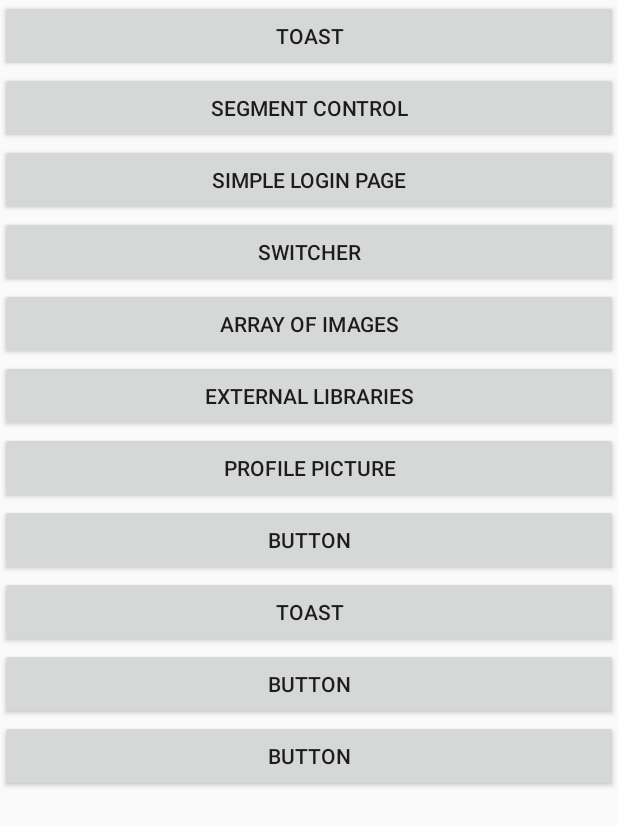
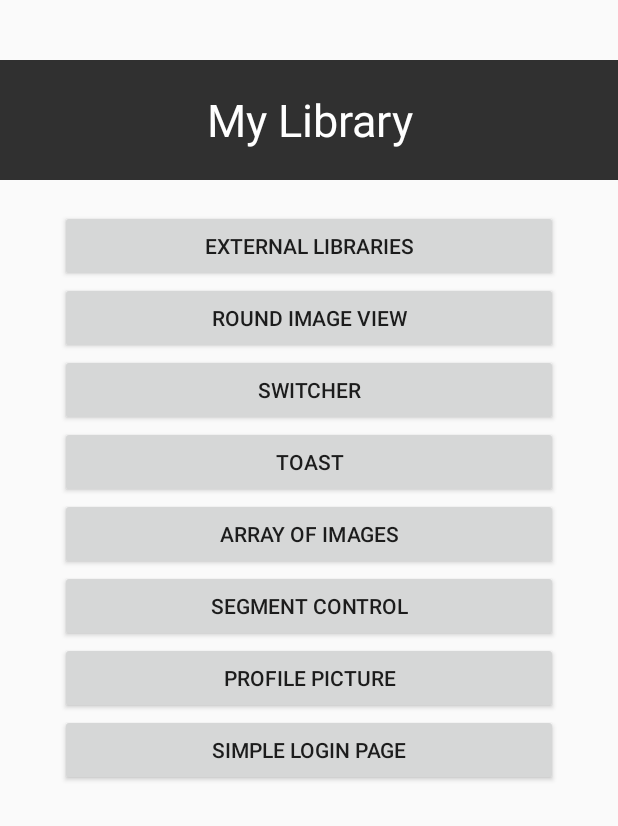
Before and after one commit to HusainSharaf/Sharaf-Android-Library, an Android app: the screen it shows after launch (MainActivity), on a phone screen of 412 x 824 dp. Shown: the top 826 px of the screen. Run offline under Robolectric (Android 15) with nearby library versions, the phone set to English and light mode, and no system bars.

Commit message:
Round Image View

```diff
--- a/HusainSharafLibrary/app/build.gradle
+++ b/HusainSharafLibrary/app/build.gradle
@@ -33,4 +33,7 @@ dependencies {
     // Segment Control
     implementation 'info.hoang8f:android-segmented:1.0.6'
 
+    // Round Image View
+    implementation 'de.hdodenhof:circleimageview:3.1.0'
+
 }
--- a/HusainSharafLibrary/app/src/main/AndroidManifest.xml
+++ b/HusainSharafLibrary/app/src/main/AndroidManifest.xml
@@ -9,6 +9,7 @@
         android:roundIcon="@mipmap/ic_launcher_round"
         android:supportsRtl="true"
         android:theme="@style/AppTheme">
+        <activity android:name=".RoundImageView"></activity>
         <activity android:name=".LoginPage" />
         <activity android:name=".SegmentControl" />
         <activity android:name=".ShowToast" />
--- a/HusainSharafLibrary/app/src/main/java/com/application/husainsharaflibrary/MainActivity.java
+++ b/HusainSharafLibrary/app/src/main/java/com/application/husainsharaflibrary/MainActivity.java
@@ -15,7 +15,7 @@ public class MainActivity extends AppCompatActivity {
         setContentView(R.layout.activity_main);
 
         // this button will move u to the toast page
-        Button showToast = findViewById(R.id.b1);
+        Button showToast = findViewById(R.id.toast);
         showToast.setOnClickListener(new View.OnClickListener() {
             @Override
             public void onClick(View view) {
@@ -43,5 +43,14 @@ public class MainActivity extends AppCompatActivity {
             }
         });
 
+        Button roundImageView = findViewById(R.id.roundImageView);
+        roundImageView.setOnClickListener(new View.OnClickListener() {
+            @Override
+            public void onClick(View view) {
+                Intent i = new Intent(MainActivity.this, RoundImageView.class);
+                startActivity(i);
+            }
+        });
+
     }
 }
--- a/HusainSharafLibrary/app/src/main/res/layout/activity_main.xml
+++ b/HusainSharafLibrary/app/src/main/res/layout/activity_main.xml
@@ -19,11 +19,54 @@
             android:layout_height="match_parent"
             android:orientation="vertical">
 
+            <TextView
+                android:id="@+id/header"
+                android:layout_width="match_parent"
+                android:layout_height="80dp"
+                android:layout_marginTop="40dp"
+                android:layout_marginBottom="20dp"
+                android:background="#303030"
+                android:gravity="center"
+                android:text="My Library"
+                android:textColor="#FFFFFF"
+                android:textSize="30sp" />
+
+            <LinearLayout
+                android:layout_width="match_parent"
+                android:layout_height="match_parent"
+                android:layout_marginLeft="40dp"
+                android:layout_marginRight="40dp"
+                android:orientation="vertical">
+
                 <Button
-                android:id="@+id/b1"
+                    android:id="@+id/externalLibraries"
+                    android:layout_width="match_parent"
+                    android:layout_height="wrap_content"
+                    android:text="External Libraries" />
+
+                <Button
+                    android:id="@+id/roundImageView"
+                    android:layout_width="match_parent"
+                    android:layout_height="wrap_content"
+                    android:text="Round Image View" />
+
+                <Button
+                    android:id="@+id/switcher"
+                    android:layout_width="match_parent"
+                    android:layout_height="wrap_content"
+                    android:text="Switcher" />
+
+                <Button
+                    android:id="@+id/toast"
                     android:layout_width="match_parent"
                     android:layout_height="wrap_content"
                     android:text="Toast" />
+
+                <Button
+                    android:id="@+id/arrayOfImages"
+                    android:layout_width="match_parent"
+                    android:layout_height="wrap_content"
+                    android:text="Array of Images" />
 
                 <Button
                     android:id="@+id/segmentControl"
@@ -32,58 +75,17 @@
                     android:text="Segment Control" />
 
                 <Button
-                android:id="@+id/loginPage"
-                android:layout_width="match_parent"
-                android:layout_height="wrap_content"
-                android:text="Simple Login Page" />
-
-            <Button
-                android:id="@+id/switcher"
-                android:layout_width="match_parent"
-                android:layout_height="wrap_content"
-                android:text="Switcher" />
-
-            <Button
-                android:id="@+id/arrayOfImages"
-                android:layout_width="match_parent"
-                android:layout_height="wrap_content"
-                android:text="Array of Images" />
-
-            <Button
-                android:id="@+id/externalLibraries"
-                android:layout_width="match_parent"
-                android:layout_height="wrap_content"
-                android:text="External Libraries" />
-
-            <Button
                     android:id="@+id/profilePicture"
                     android:layout_width="match_parent"
                     android:layout_height="wrap_content"
                     android:text="Profile Picture" />
 
                 <Button
-                android:id="@+id/button7"
+                    android:id="@+id/loginPage"
                     android:layout_width="match_parent"
                     android:layout_height="wrap_content"
-                android:text="Button" />
-
-            <Button
-                android:id="@+id/b2"
-                android:layout_width="match_parent"
-                android:layout_height="wrap_content"
-                android:text="Toast" />
-
-            <Button
-                android:id="@+id/button8"
-                android:layout_width="match_parent"
-                android:layout_height="wrap_content"
-                android:text="Button" />
-
-            <Button
-                android:id="@+id/button9"
-                android:layout_width="match_parent"
-                android:layout_height="wrap_content"
-                android:text="Button" />
+                    android:text="Simple Login Page" />
+            </LinearLayout>
 
 
         </LinearLayout>
```
Also changed, not shown: HusainSharafLibrary/app/src/main/java/com/application/husainsharaflibrary/RoundImageView.java (added, +14 -0 lines), HusainSharafLibrary/app/src/main/res/layout/activity_round_image_view.xml (added, +23 -0 lines), HusainSharafLibrary/app/src/main/res/drawable/my_picture.jpg (added). Lines whose indentation alone changed are shown as unchanged.
